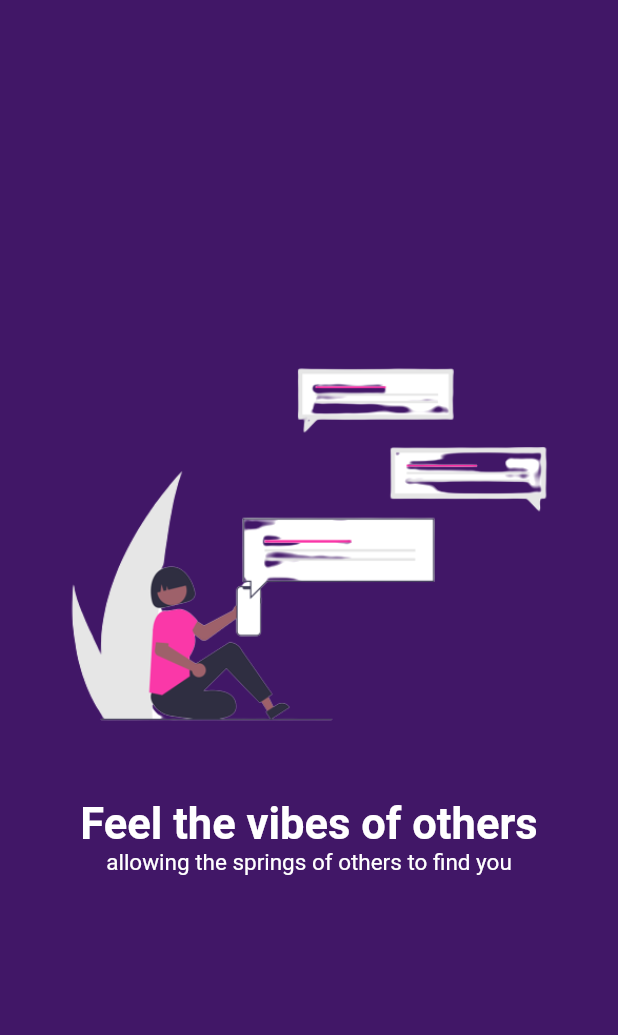
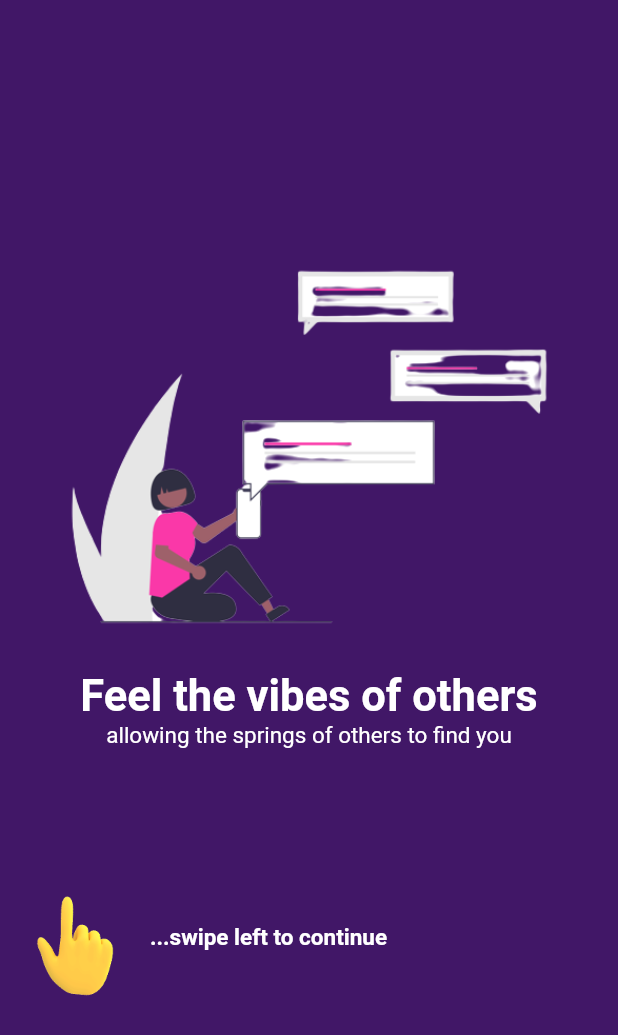
Before and after one commit to Atuoha/uconverse, a Flutter app: the screen it shows after launch, swiped to page 2, on a phone screen of 412 x 824 dp. Shown: the top 1035 px of the screen. Run offline on Flutter 3.47's test engine with Material 2 defaults, Android fonts, the phone set to English and light mode, and no system bars; drawn by our look-alikes of liquid_swipe; our stand-ins replace cloud_firestore, firebase_auth, firebase_core, google_sign_in, image_picker; missing offline and left inert: flutter_facebook_auth; accounts and stored records are empty.

Commit message:
adding swipe notations respectively to splash screen contents

```diff
--- a/lib/components/splash_container.dart
+++ b/lib/components/splash_container.dart
@@ -11,6 +11,7 @@ class SplashContainer extends StatelessWidget {
   final Color backgroundColor;
   final Color textColor;
   final bool isLast;
+  final bool isFirst;
   const SplashContainer({
     Key? key,
     required this.title,
@@ -19,6 +20,7 @@ class SplashContainer extends StatelessWidget {
     required this.backgroundColor,
     required this.textColor,
     this.isLast = false,
+    this.isFirst = false,
   }) : super(key: key);
 
   @override
@@ -30,8 +32,12 @@ class SplashContainer extends StatelessWidget {
         mainAxisAlignment: MainAxisAlignment.center,
         mainAxisSize: MainAxisSize.max,
         children: [
+          Column(
+              mainAxisAlignment: MainAxisAlignment.center,
+              crossAxisAlignment: CrossAxisAlignment.center,
+              children: [
                 Image.asset(imageAsset, fit: BoxFit.cover),
-          const SizedBox(height: 20),
+                // const SizedBox(height: 10),
                 Text(
                   title,
                   style: TextStyle(
@@ -49,6 +55,7 @@ class SplashContainer extends StatelessWidget {
                   ),
                 ),
                 const SizedBox(height: 10),
+
                 isLast
                     ? ElevatedButton.icon(
                         style: ElevatedButton.styleFrom(
@@ -86,7 +93,57 @@ class SplashContainer extends StatelessWidget {
                             }
                           });
                         })
-              : const Text('')
+                    : const Text(''),
+              ]),
+          isFirst
+              ? Padding(
+                  padding: const EdgeInsets.only(top: 20.0),
+                  child: Align(
+                    alignment: Alignment.bottomLeft,
+                    child: Wrap(
+                      crossAxisAlignment: WrapCrossAlignment.center,
+                      children: [
+                        Image.asset(
+                          'assets/images/swipeRight.gif',
+                          width: 100,
+                        ),
+                        const Text(
+                          '...swipe right to skip',
+                          style: TextStyle(
+                            fontWeight: FontWeight.w600,
+                            fontSize: 15,
+                            color: primaryColor,
+                          ),
+                        ),
+                      ],
+                    ),
+                  ),
+                )
+              : isLast
+                  ? const Text('')
+                  : Padding(
+                      padding: const EdgeInsets.only(top: 50),
+                      child: Align(
+                        alignment: Alignment.bottomLeft,
+                        child: Wrap(
+                          crossAxisAlignment: WrapCrossAlignment.center,
+                          children: [
+                            Image.asset(
+                              'assets/images/swipeLeft.gif',
+                              width: 100,
+                            ),
+                            const Text(
+                              '...swipe left to continue',
+                              style: TextStyle(
+                                fontWeight: FontWeight.w600,
+                                fontSize: 15,
+                                color: Colors.white,
+                              ),
+                            ),
+                          ],
+                        ),
+                      ),
+                    ),
         ],
       ),
     );
--- a/lib/screens/profile_screen.dart
+++ b/lib/screens/profile_screen.dart
@@ -74,6 +74,7 @@ class ProfileScreen extends StatelessWidget {
                   } else {
                     // logout facebook auth type
                     await FacebookAuth.instance.logOut();
+                    await FirebaseAuth.instance.signOut();
                   }
                 },
                 label: const Text(
--- a/lib/screens/splash_screen.dart
+++ b/lib/screens/splash_screen.dart
@@ -28,6 +28,7 @@ class SplashScreenState extends State<SplashScreen> {
       imageAsset: 'assets/images/uconverse.jpg',
       backgroundColor: Colors.white,
       textColor: primaryColor,
+      isFirst: true,
     ),
     const SplashContainer(
       title: 'Feel the vibes of others',
```
Also changed, not shown: assets/images/swipe.gif (added), assets/images/swipeLeft.gif (added), assets/images/swipeRight.gif (added), assets/images/uconverse.jpg. Lines whose indentation alone changed are shown as unchanged.
